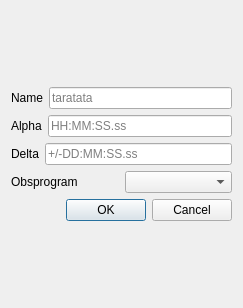
Qt form pouet/dialogNewTarget.ui (vbonvin/POUET) before a commit.
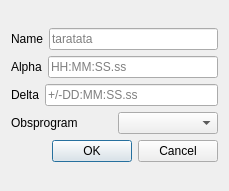
The same form after that commit.

```diff
--- a/pouet/dialogNewTarget.ui
+++ b/pouet/dialogNewTarget.ui
@@ -6,8 +6,8 @@
    <rect>
     <x>0</x>
     <y>0</y>
-    <width>243</width>
-    <height>308</height>
+    <width>229</width>
+    <height>191</height>
    </rect>
   </property>
   <property name="windowTitle">
```
